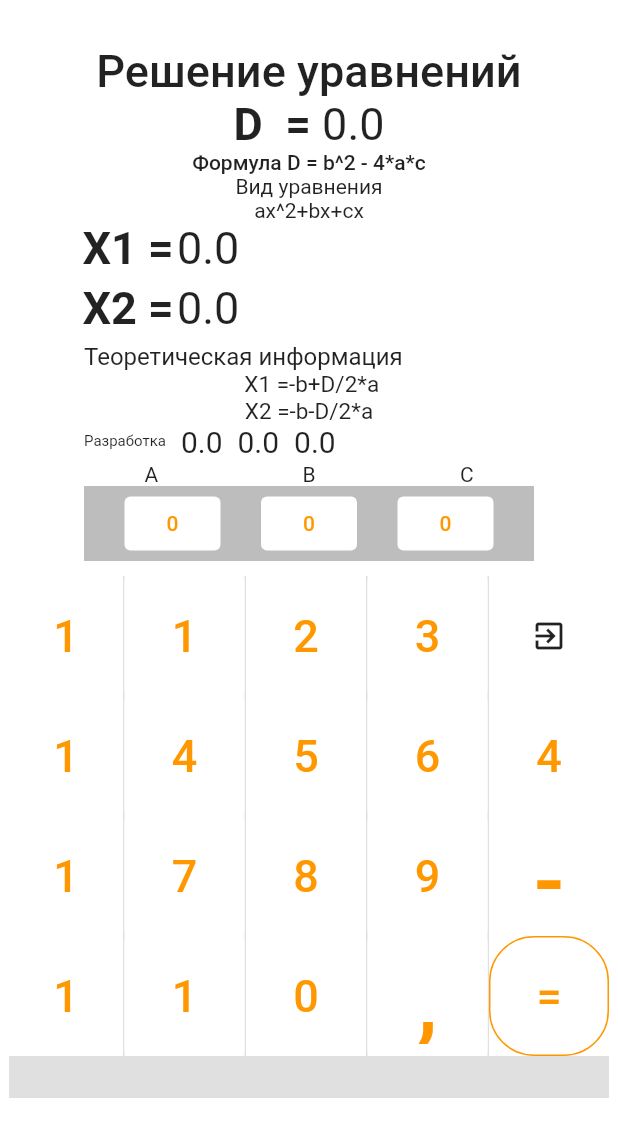
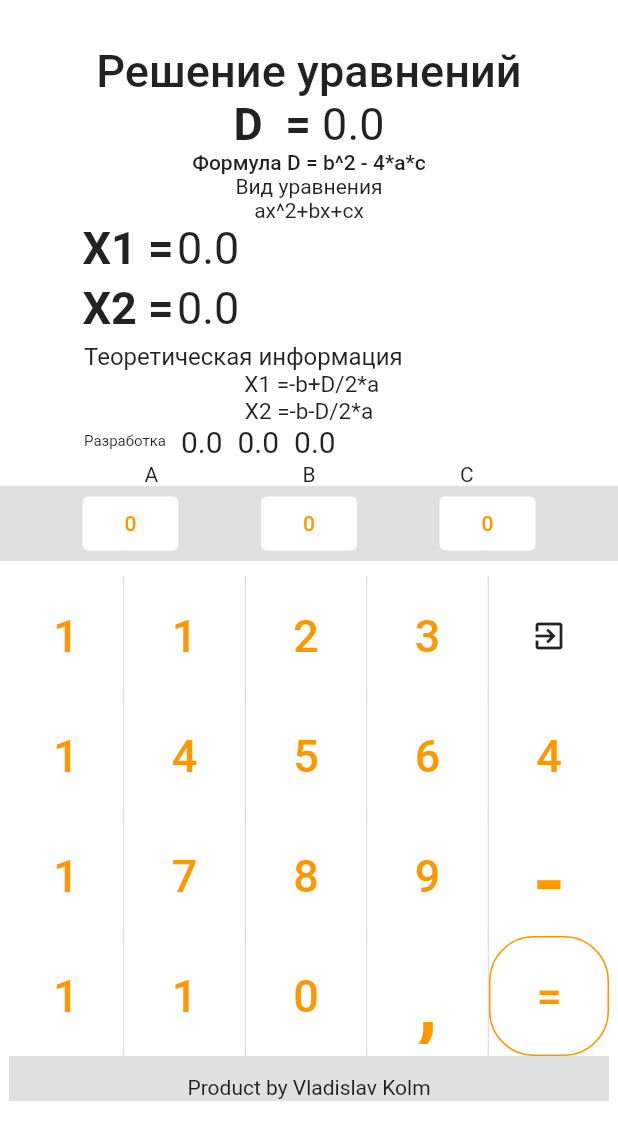
Before and after one commit to vladStar223/appflutter, a Flutter app: the urv screen opened by its route, on a phone screen of 412 x 824 dp. Shown: the top 1140 px of the screen. Run offline on Flutter 3.47's test engine with Material 2 defaults, Android fonts, the phone set to English and light mode, and no system bars.

```diff
--- a/lib/urv_s.dart
+++ b/lib/urv_s.dart
@@ -211,9 +211,9 @@ class _urvState extends State<urv> {
               ],
             ),
             Container(
-              width: 300,
+              width: 500,
               height: 50,
-              color: Colors.black26,
+              color: Colors.black12,
               child: Row(
                 mainAxisAlignment: MainAxisAlignment.spaceEvenly,
                 children: [
@@ -267,7 +267,7 @@ class _urvState extends State<urv> {
             ),
             Container(
               width: 400,
-              height: 348,
+              height: 350,
               color: Colors.black12,
               child: Column(
                 children: [
@@ -1090,6 +1090,10 @@ class _urvState extends State<urv> {
                       ),
                     ],
                   ),
+                  const SizedBox(
+                    height: 13,
+                  ),
+                  Text("Product by Vladislav Kolm")
                 ],
               ),
             ),
```
